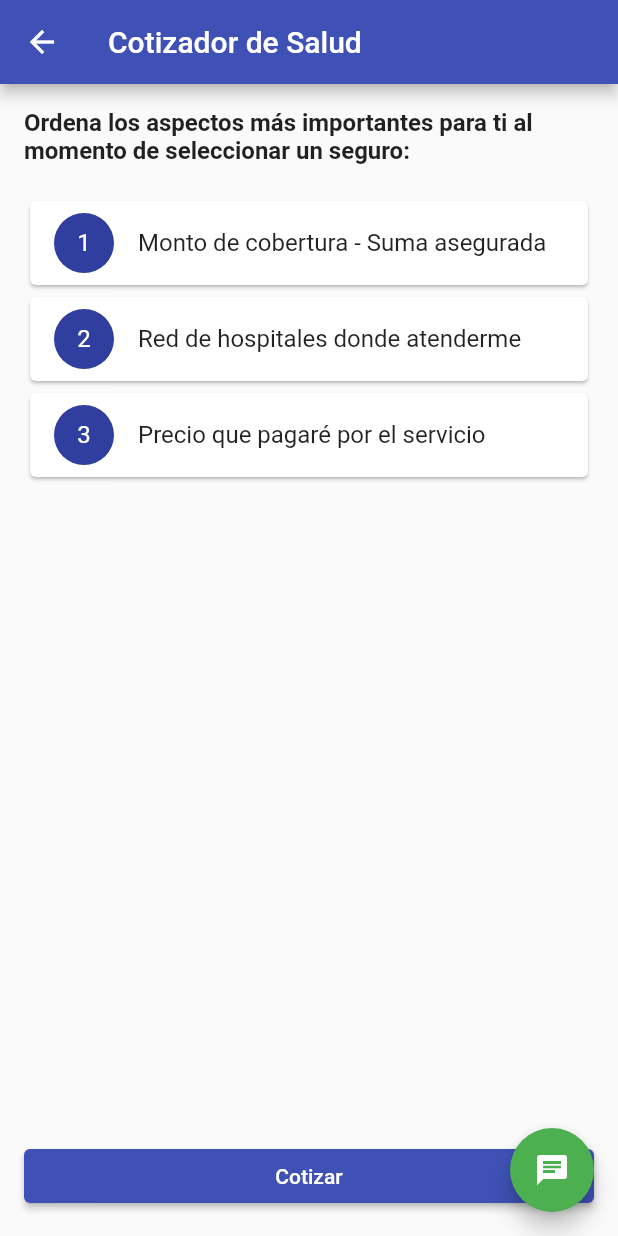
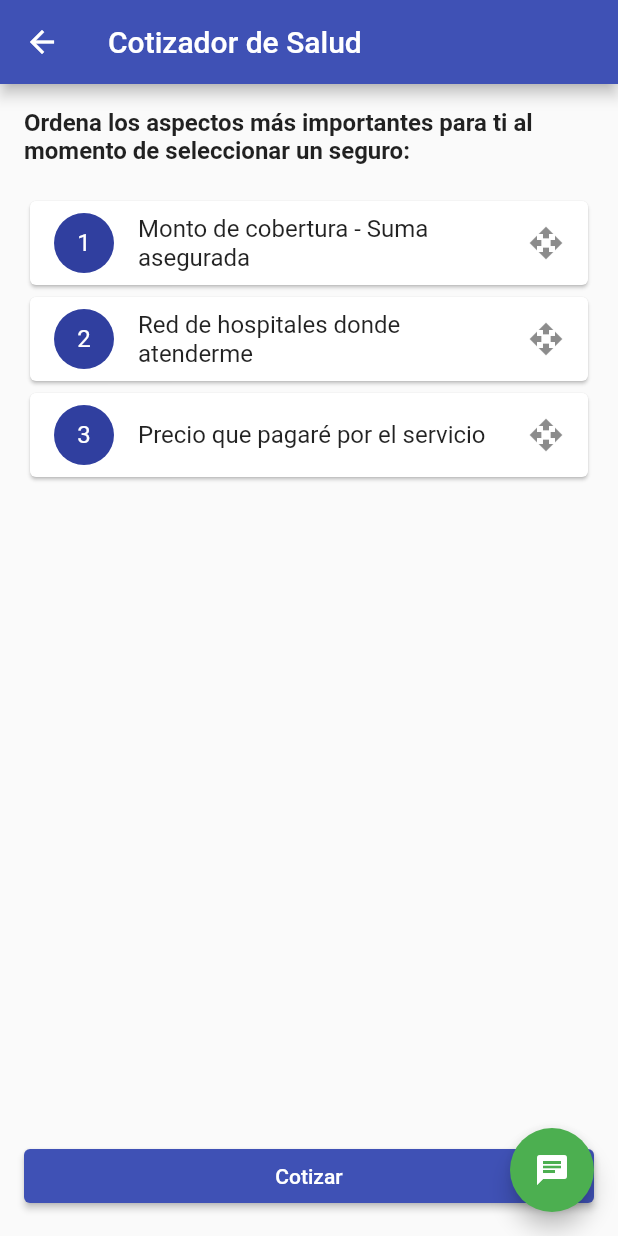
Before and after one commit to danielmmerino/cotizador_broker, a Flutter app: the CotizadorSaludPage screen opened directly, on a phone screen of 412 x 824 dp. Run offline on Flutter 3.47's test engine with Material 2 defaults, Android fonts, the phone set to English and light mode, and no system bars; our stand-ins replace flutter_dotenv, shared_preferences; accounts and stored records are empty; network calls fail; statements that could not run were skipped.

Commit message:
Cambio icono

```diff
--- a/lib/pages/cotizador_salud.dart
+++ b/lib/pages/cotizador_salud.dart
@@ -63,6 +63,7 @@ class _CotizadorSaludPageState extends State<CotizadorSaludPage> {
                                 child: Text('${index + 1}'),
                               ),
                               title: Text(aspect),
+                              trailing: const Icon(Icons.open_with_outlined),
                             ),
                           ),
                         );
```
